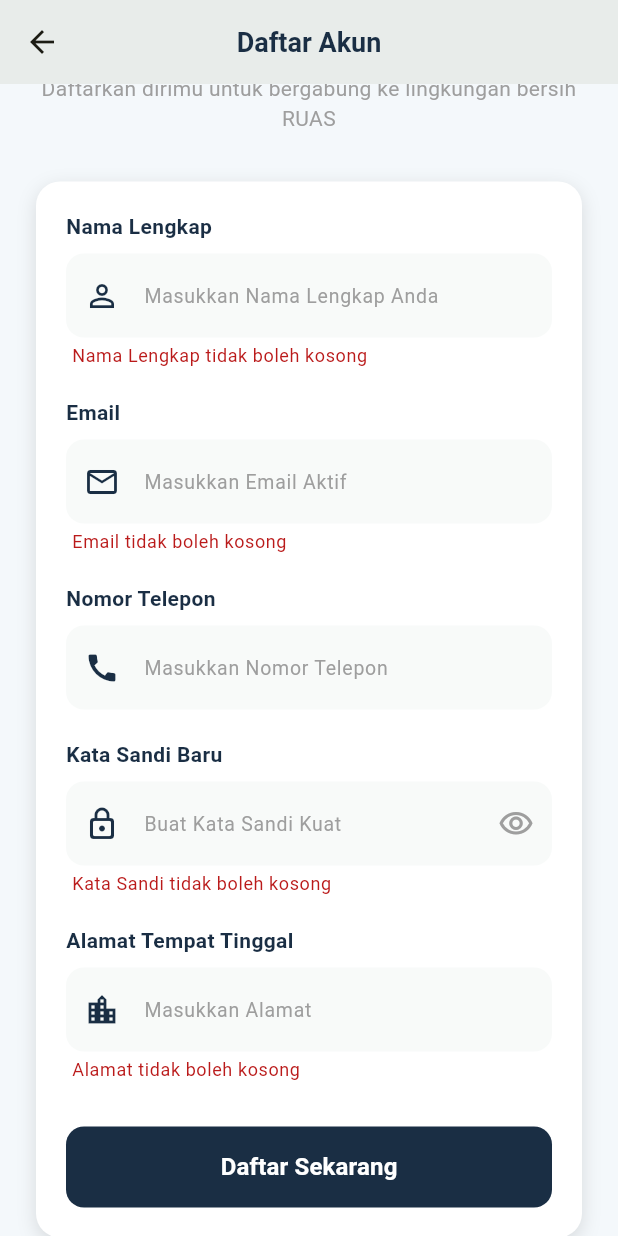
After one commit to alyssawulans/latihan_flutterd7, a Flutter app: the Tugas10flutter screen opened directly, scrolled down 228 dp, after a tap on "Daftar Sekarang", on a phone screen of 412 x 824 dp. The commit adds this screen. Run offline on Flutter 3.47's test engine with Material 3 defaults, Android fonts, the phone set to English and light mode, and no system bars.

Commit message:
Tugas 10

```diff
--- a/lib/day_13/welcome_screen.dart
+++ b/lib/day_13/welcome_screen.dart
@@ -1,6 +1,6 @@
 import 'package:flutter/material.dart';
-import 'package:latihan_flutterd7/day_13/register_screen.dart';
 import 'package:latihan_flutterd7/day_13/tugas6flutter.dart';
+import 'package:latihan_flutterd7/day_17/tugas10flutter.dart';
 import 'package:latihan_flutterd7/extension/navigator.dart';
 
 class WelcomeScreen extends StatelessWidget {
@@ -65,8 +65,7 @@ class WelcomeScreen extends StatelessWidget {
                     ),
                     elevation: 0,
                   ),
-                  onPressed: () =>
-                      context.pushAndRemoveAll(const Tugas6flutter1()),
+                  onPressed: () => context.pushAndRemoveAll(Tugas6flutter1()),
                   child: const Text(
                     "Masuk",
                     style: TextStyle(fontSize: 16, fontWeight: FontWeight.bold),
@@ -87,7 +86,7 @@ class WelcomeScreen extends StatelessWidget {
                       borderRadius: BorderRadius.circular(16),
                     ),
                   ),
-                  onPressed: () => context.push(const RegisterScreen()),
+                  onPressed: () => context.push(Tugas10flutter()),
                   child: const Text(
                     "Daftar Akun Baru",
                     style: TextStyle(
--- /dev/null
+++ b/lib/day_17/tugas10flutter.dart
@@ -0,0 +1,354 @@
+import 'package:flutter/gestures.dart';
+import 'package:flutter/material.dart';
+import 'package:latihan_flutterd7/day_13/register_screen.dart';
+import 'package:latihan_flutterd7/day_13/tugas6flutter.dart';
+import 'package:latihan_flutterd7/extension/navigator.dart';
+
+class Tugas10flutter extends StatefulWidget {
+  const Tugas10flutter({super.key});
+
+  @override
+  State<Tugas10flutter> createState() => _Tugas10flutterState();
+}
+
+class _Tugas10flutterState extends State<Tugas10flutter> {
+  final _registerFormKey = GlobalKey<FormState>();
+  bool obscureNewPassword = true;
+
+  void _showSuccessDialog(BuildContext context) {
+    showDialog(
+      context: context,
+      barrierDismissible:
+          false, // Pengguna wajib klik tombol di pop-up untuk menutupnya
+      builder: (BuildContext context) {
+        return AlertDialog(
+          shape: RoundedRectangleBorder(
+            borderRadius: BorderRadius.circular(
+              16,
+            ), // Sudut melengkung biar estetik
+          ),
+          title: const Row(
+            children: [
+              Icon(Icons.check_circle_outline, color: Colors.teal, size: 28),
+              SizedBox(width: 10),
+              Text(
+                "Berhasil",
+                style: TextStyle(
+                  fontWeight: FontWeight.bold,
+                  color: Color(0xFF1A2E44), // Deep Navy RUAS
+                ),
+              ),
+            ],
+          ),
+          content: const Text(
+            "Selamat! Anda berhasil masuk ke aplikasi RUAS. Mari jaga udara bersih bersama.",
+            style: TextStyle(fontSize: 14, color: Colors.black87),
+          ),
+          actions: [
+            TextButton(
+              onPressed: () {
+                Navigator.of(context).pop();
+                context.pushAndRemoveAll(
+                  Tugas6flutter1(),
+                ); // Menutup dialog pop-up
+                // Kamu bisa tambahkan navigasi pindah ke halaman utama/dashboard di sini jika ada
+              },
+              child: const Text(
+                "OK",
+                style: TextStyle(
+                  color: Colors.teal,
+                  fontWeight: FontWeight.bold,
+                  fontSize: 16,
+                ),
+              ),
+            ),
+          ],
+        );
+      },
+    );
+  }
+
+  @override
+  Widget build(BuildContext context) {
+    return Scaffold(
+      backgroundColor: const Color(0xFFF4F8FB),
+      appBar: AppBar(
+        backgroundColor: Color(0xFFF4F8FB),
+        centerTitle: true,
+        title: const Text(
+          "Daftar Akun",
+          style: TextStyle(
+            fontSize: 18,
+            fontWeight: FontWeight.bold,
+            color: Color(0xFF1A2E44),
+          ),
+        ),
+      ),
+      body: SingleChildScrollView(
+        physics: const BouncingScrollPhysics(),
+        child: Padding(
+          padding: const EdgeInsets.all(24.0),
+          child: Form(
+            key: _registerFormKey,
+            child: Column(
+              children: [
+                Center(
+                  child: Column(
+                    children: [
+                      Container(
+                        width: 85,
+                        height: 85,
+                        decoration: const BoxDecoration(
+                          image: DecorationImage(
+                            image: AssetImage('assets/images/logo_ruas.png'),
+                            fit: BoxFit.contain,
+                          ),
+                        ),
+                      ),
+                      const SizedBox(height: 20),
+                      const Text(
+                        "Buat Akun",
+                        style: TextStyle(
+                          fontSize: 28,
+                          fontWeight: FontWeight.bold,
+                          color: Color(0xFF1A2E44),
+                        ),
+                      ),
+                      const Text(
+                        "Mulai Langkahmu !",
+                        style: TextStyle(
+                          fontSize: 28,
+                          fontWeight: FontWeight.bold,
+                          color: Colors.teal,
+                        ),
+                      ),
+                      const SizedBox(height: 12),
+                      const Text(
+                        "Daftarkan dirimu untuk bergabung ke lingkungan bersih RUAS",
+                        style: TextStyle(fontSize: 14, color: Colors.grey),
+                        textAlign: TextAlign.center,
+                      ),
+                    ],
+                  ),
+                ),
+                const SizedBox(height: 32),
+                Container(
+                  padding: const EdgeInsets.all(20),
+                  decoration: BoxDecoration(
+                    color: Colors.white,
+                    borderRadius: BorderRadius.circular(16),
+                    boxShadow: const [
+                      BoxShadow(
+                        blurRadius: 10,
+                        color: Colors.black12,
+                        offset: Offset(0, 4),
+                      ),
+                    ],
+                  ),
+                  child: Column(
+                    crossAxisAlignment: CrossAxisAlignment.start,
+                    children: [
+                      const Text(
+                        "Nama Lengkap",
+                        style: TextStyle(
+                          fontSize: 14,
+                          fontWeight: FontWeight.bold,
+                          color: Color(0xFF1A2E44),
+                        ),
+                      ),
+                      const SizedBox(height: 8),
+                      TextFormField(
+                        decoration: _buildInputDecoration(
+                          "Masukkan Nama Lengkap Anda",
+                          Icons.person_outline,
+                        ),
+                        validator: (value) {
+                          if (value == null || value.isEmpty)
+                            return "Nama Lengkap tidak boleh kosong";
+                          return null;
+                        },
+                      ),
+                      const SizedBox(height: 20),
+                      const Text(
+                        "Email",
+                        style: TextStyle(
+                          fontSize: 14,
+                          fontWeight: FontWeight.bold,
+                          color: Color(0xFF1A2E44),
+                        ),
+                      ),
+                      const SizedBox(height: 8),
+                      TextFormField(
+                        decoration: _buildInputDecoration(
+                          "Masukkan Email Aktif",
+                          Icons.email_outlined,
+                        ),
+                        validator: (value) {
+                          if (value == null || value.isEmpty)
+                            return "Email tidak boleh kosong";
+                          if (!value.contains("@"))
+                            return "Format email tidak valid";
+                          return null;
+                        },
+                      ),
+                      const SizedBox(height: 20),
+                      const Text(
+                        "Nomor Telepon",
+                        style: TextStyle(
+                          fontSize: 14,
+                          fontWeight: FontWeight.bold,
+                          color: Color(0xFF1A2E44),
+                        ),
+                      ),
+
+                      const SizedBox(height: 8),
+                      TextFormField(
+                        decoration: _buildInputDecoration(
+                          "Masukkan Nomor Telepon",
+                          Icons.call,
+                        ),
+                      ),
+                      const SizedBox(height: 20),
+                      const Text(
+                        "Kata Sandi Baru",
+                        style: TextStyle(
+                          fontSize: 14,
+                          fontWeight: FontWeight.bold,
+                          color: Color(0xFF1A2E44),
+                        ),
+                      ),
+                      const SizedBox(height: 8),
+                      TextFormField(
+                        obscureText: obscureNewPassword,
+                        obscuringCharacter: "*",
+                        decoration:
+                            _buildInputDecoration(
+                              "Buat Kata Sandi Kuat",
+                              Icons.lock_outline_rounded,
+                            ).copyWith(
+                              suffixIcon: IconButton(
+                                icon: Icon(
+                                  obscureNewPassword
+                                      ? Icons.visibility_outlined
+                                      : Icons.visibility_off_outlined,
+                                  color: Colors.grey,
+                                ),
+                                onPressed: () => setState(
+                                  () =>
+                                      obscureNewPassword = !obscureNewPassword,
+                                ),
+                              ),
+                            ),
+                        validator: (value) {
+                          if (value == null || value.isEmpty)
+                            return "Kata Sandi tidak boleh kosong";
+                          if (value.length < 6)
+                            return "Kata Sandi minimal harus 6 karakter";
+                          return null;
+                        },
+                      ),
+                      const SizedBox(height: 20),
+                      const Text(
+                        "Alamat Tempat Tinggal",
+                        style: TextStyle(
+                          fontSize: 14,
+                          fontWeight: FontWeight.bold,
+                          color: Color(0xFF1A2E44),
+                        ),
+                      ),
+                      const SizedBox(height: 8),
+                      TextFormField(
+                        decoration: _buildInputDecoration(
+                          "Masukkan Alamat",
+                          Icons.location_city_outlined,
+                        ),
+                        validator: (value) {
+                          if (value == null || value.isEmpty)
+                            return "Alamat tidak boleh kosong";
+
+                          return null;
+                        },
+                      ),
+                      const SizedBox(height: 30),
+                      // --- CARI ELEVATED BUTTON DAFTAR SEKARANG ---
+                      SizedBox(
+                        width: double.infinity,
+                        height: 54,
+                        child: ElevatedButton(
+                          style: ElevatedButton.styleFrom(
+                            backgroundColor: const Color(0xFF1A2E44),
+                            foregroundColor: Colors.white,
+                            shape: RoundedRectangleBorder(
+                              borderRadius: BorderRadius.circular(12),
+                            ),
+                            elevation: 0,
+                          ),
+                          onPressed: () {
+                            // 1. Validasi input form pendaftaran
+                            if (_registerFormKey.currentState!.validate()) {
+                              print("Pendaftaran akun berhasil...");
+
+                              // 2. DI SINI TEMPAT MEMANGGIL POP-UP NYA!
+                              _showSuccessDialog(context);
+                              context.pushAndRemoveAll(Tugas6flutter1());
+                            }
+                          },
+
+                          child: Text(
+                            "Daftar Sekarang",
+                            style: TextStyle(
+                              fontSize: 16,
+                              fontWeight: FontWeight.bold,
+                            ),
+                          ),
+                        ),
+                      ),
+                    ],
+                  ),
+                ),
+                const SizedBox(height: 35),
+                Text.rich(
+                  TextSpan(
+                    text: "Sudah Punya Akun?",
+                    style: const TextStyle(fontSize: 14, color: Colors.grey),
+                    children: [
+                      TextSpan(
+                        recognizer: TapGestureRecognizer()
+                          ..onTap = () => context.push(const RegisterScreen()),
+                        text: " Masuk Sekarang",
+                        style: const TextStyle(
+                          fontWeight: FontWeight.bold,
+                          color: Colors.teal,
+                          fontSize: 14,
+                        ),
+                      ),
+                    ],
+                  ),
+                ),
+              ],
+            ),
+          ),
+        ),
+      ),
+    );
+  }
+
+  InputDecoration _buildInputDecoration(String hint, IconData prefixIcon) {
+    return InputDecoration(
+      hintText: hint,
+      hintStyle: const TextStyle(fontSize: 13, color: Colors.grey),
+      filled: true,
+      fillColor: const Color(0xFFF8FAF9),
+      contentPadding: const EdgeInsets.symmetric(vertical: 16),
+      focusedBorder: OutlineInputBorder(
+        borderRadius: BorderRadius.circular(12),
+        borderSide: const BorderSide(width: 1.5, color: Colors.teal),
+      ),
+      border: OutlineInputBorder(
+        borderRadius: BorderRadius.circular(12),
+        borderSide: BorderSide.none,
+      ),
+      prefixIcon: Icon(prefixIcon, color: const Color(0xFF1A2E44)),
+    );
+  }
+}
--- a/lib/main.dart
+++ b/lib/main.dart
@@ -38,6 +38,7 @@ class MyApp extends StatelessWidget {
       //   '/': (context) => Tugas4flutter(),
       //   '/login': (context) => Tugas5flutter(),
       // },
+      // home: WelcomeScreen(),
       home: WelcomeScreen(),
     );
   }
```
